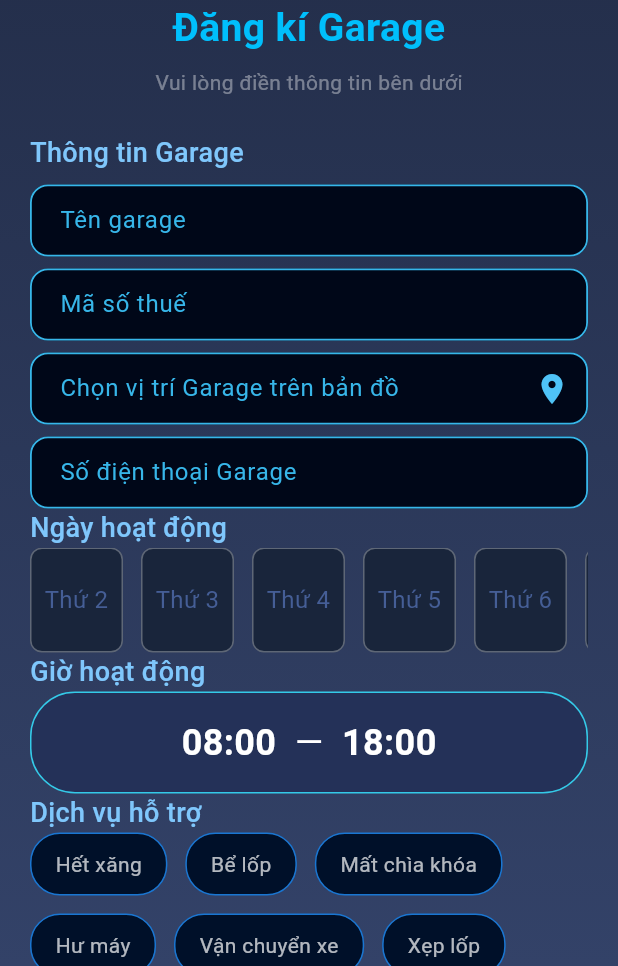
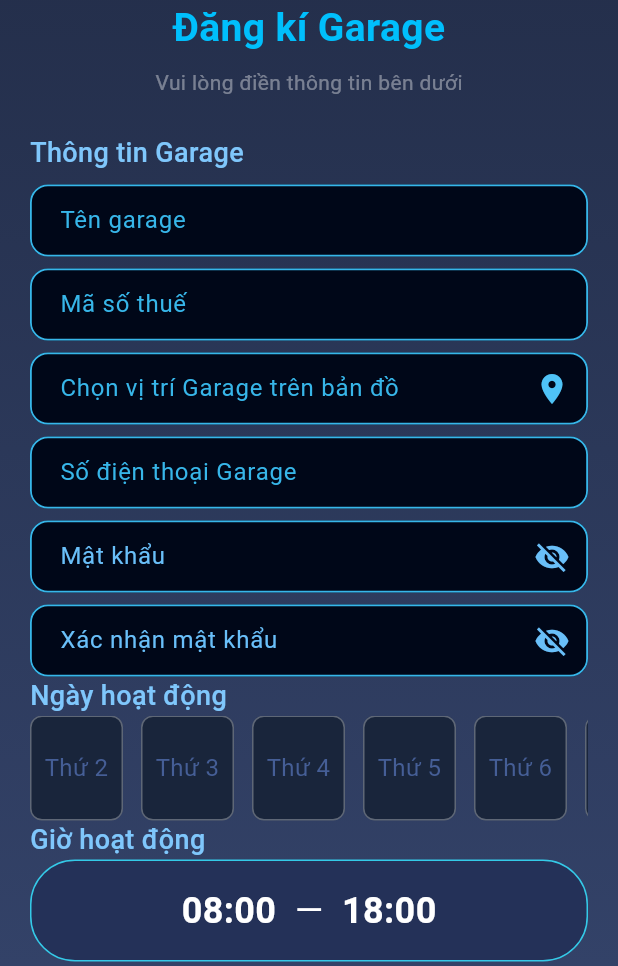
Before and after one commit to TUANKIET0397/RoadAssist_Project, a Flutter app: the GarageRegisterView screen opened directly, on a phone screen of 412 x 824 dp, the part 270-1236 px from its top. Run offline on Flutter 3.47's test engine with Material 3 defaults, Android fonts, the phone set to English and light mode, and no system bars; our stand-ins replace cloud_firestore, firebase_auth, firebase_core, firebase_storage, flutter_map, flutter_riverpod and 6 more; accounts and stored records are empty.

Commit message:
Update register garage and user

```diff
--- a/lib/ui/auth/viewmodel/user_register_vm.dart
+++ b/lib/ui/auth/viewmodel/user_register_vm.dart
@@ -2,6 +2,7 @@ import 'package:flutter/material.dart';
 import 'package:flutter_riverpod/flutter_riverpod.dart';
 import 'package:cloud_firestore/cloud_firestore.dart';
 import 'package:firebase_auth/firebase_auth.dart';
+
 
 final userRegisterVMProvider =
 ChangeNotifierProvider<UserRegisterViewModel>(
@@ -168,6 +169,7 @@ class UserRegisterViewModel extends ChangeNotifier {
         'vehicleTypes': selectedVehicleTypes,
         'isActive': true,
         'createdAt': FieldValue.serverTimestamp(),
+        'role': 'customer',
       });
 
       return true;
--- a/lib/ui/auth/widget/password_text_field.dart
+++ b/lib/ui/auth/widget/password_text_field.dart
@@ -4,12 +4,14 @@ class PasswordTextField extends StatefulWidget {
   final TextEditingController controller;
   final String hint;
   final String? Function(String?)? validator;
+  final Color textColor;
 
   const PasswordTextField({
     super.key,
     required this.controller,
     required this.hint,
     this.validator,
+    this.textColor = Colors.white,
   });
 
   @override
@@ -30,18 +32,26 @@ class _PasswordTextFieldState extends State<PasswordTextField> {
         TextField(
           controller: widget.controller,
           obscureText: _isObscured,
-          style: const TextStyle(color: Colors.white),
+
+          style: TextStyle(
+            color: widget.textColor,
+            fontSize: 16,
+          ),
+
           decoration: InputDecoration(
             hintText: widget.hint,
-            hintStyle: const TextStyle(color: Colors.white),
+
+            hintStyle: TextStyle(
+              color: widget.textColor,
+            ),
+
             filled: true,
             fillColor: const Color(0xFF000718),
 
-            // Suffix icon to toggle visibility
             suffixIcon: IconButton(
               icon: Icon(
                 _isObscured ? Icons.visibility_off : Icons.visibility,
-                color: borderColor,
+                color: widget.textColor,
               ),
               onPressed: () {
                 setState(() {
--- a/lib/ui/auth_garage/view/garage_register_screen.dart
+++ b/lib/ui/auth_garage/view/garage_register_screen.dart
@@ -2,6 +2,7 @@ import 'package:flutter/material.dart';
 import 'package:flutter_riverpod/flutter_riverpod.dart';
 import 'package:road_assist/data/models/garage_model.dart';
 import 'package:road_assist/ui/auth/view/user_register_screen.dart';
+import 'package:road_assist/ui/auth/widget/password_text_field.dart';
 import 'package:road_assist/ui/auth_garage/viewmodel/garage_register_vm.dart';
 import 'package:road_assist/ui/auth_garage/widget/custom_text_field.dart';
 import 'package:road_assist/ui/auth_garage/widget/day_selector.dart';
@@ -116,6 +117,18 @@ class GarageRegisterView extends ConsumerWidget {
                 CustomTextField(
                   controller: vm.phoneController,
                   hint: 'Số điện thoại Garage',
+                ),
+
+                // Password Section
+                PasswordTextField(
+                  controller: vm.passwordController,
+                  hint: 'Mật khẩu',
+                  textColor: Color(0xFF69BFF9),
+                ),
+                PasswordTextField(
+                  controller: vm.confirmPasswordController,
+                  hint: 'Xác nhận mật khẩu',
+                  textColor: Color(0xFF69BFF9),
                 ),
 
                 // Operating Days Section
```
Also changed, not shown: lib/ui/auth_garage/viewmodel/garage_register_vm.dart (+48 -10 lines).
